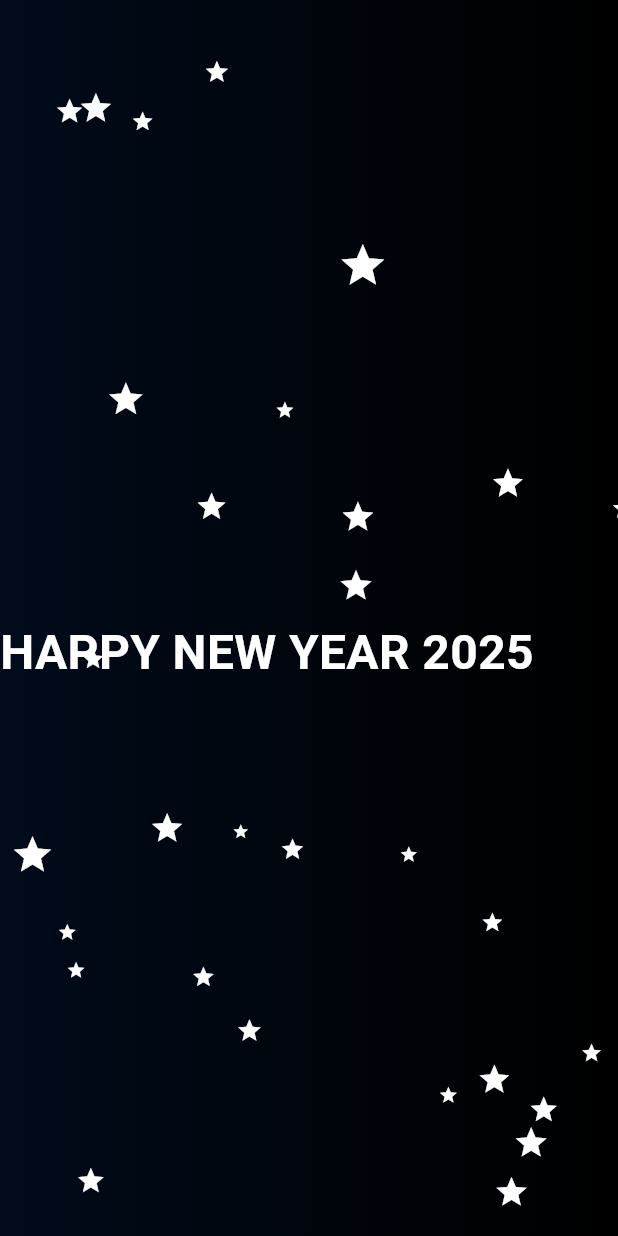
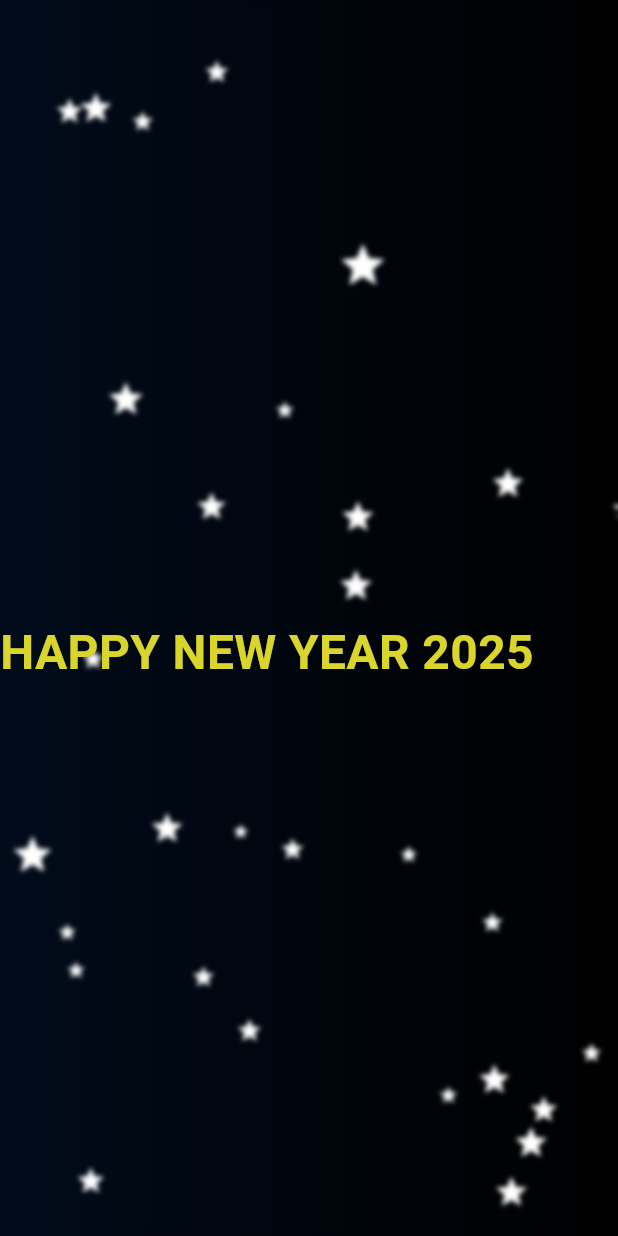
Before and after one commit to ChinmayMangela/flutteranimationpractice, a Flutter app: the screen it shows after launch, on a phone screen of 412 x 824 dp. Run offline on Flutter 3.47's test engine with Material 3 defaults, Android fonts, the phone set to English and light mode, and no system bars.

Commit message:
add color animation to the text

```diff
--- a/lib/implicit_animation_examples/new_year_animation/blinking_animation.dart
+++ b/lib/implicit_animation_examples/new_year_animation/blinking_animation.dart
@@ -1,4 +1,5 @@
 import 'dart:math';
+import 'dart:ui';
 
 import 'package:flutter/material.dart';
 import 'package:flutteranimationpractice/implicit_animation_examples/new_year_animation/animated_star.dart';
@@ -14,12 +15,36 @@ class BlinkingAnimation extends StatefulWidget {
 class _BlinkingAnimationState extends State<BlinkingAnimation>
     with TickerProviderStateMixin {
   late AnimationController _animationController;
+  late AnimationController _colorAnimationController;
   late List<AnimationController> _starAnimationControllers;
   late Animation<double> _blinkAnimation;
   late Animation<Offset> _slidingTextAnimation;
   late Animation<double> _opacityAnimation;
+  late Animation<Color?> _textColorAnimation;
   final int _starsCount = 30;
   final _random = Random();
+
+  List<Color> colors = [
+    Colors.red,
+    Colors.green,
+    Colors.blue,
+    Colors.yellow,
+    Colors.orange,
+    Colors.purple,
+    Colors.cyan,
+    Colors.teal,
+    Colors.indigo,
+    Colors.brown,
+    Colors.pink,
+    Colors.grey,
+    Colors.amber,
+    Colors.lime,
+    Colors.deepOrange,
+    Colors.deepPurple,
+    Colors.lightBlue,
+    Colors.lightGreen,
+    Colors.blueGrey,
+  ];
 
   @override
   void initState() {
@@ -42,8 +67,6 @@ class _BlinkingAnimationState extends State<BlinkingAnimation>
       )..repeat(reverse: true);
     });
 
-
-
     _opacityAnimation = Tween<double>(
       begin: 0.0,
       end: 1.0,
@@ -53,6 +76,37 @@ class _BlinkingAnimationState extends State<BlinkingAnimation>
         curve: Curves.easeInOut,
       ),
     );
+
+    _colorAnimationController = AnimationController(
+      vsync: this,
+      duration: const Duration(milliseconds: 3400),
+    )..repeat();
+
+    //animation responsible for text-color
+    _textColorAnimation = TweenSequence<Color?>(
+      List.generate(
+        colors.length - 1,
+        (index) {
+          return TweenSequenceItem<Color?>(
+              tween: ColorTween(begin: colors[index], end: colors[index + 1]),
+              weight: 1.0);
+        },
+      ),
+    ).animate(
+      CurvedAnimation(
+        parent: _colorAnimationController,
+        curve: Curves.linearToEaseOut,
+      ),
+    );
+  }
+
+  @override
+  void dispose() {
+    super.dispose();
+    _animationController.dispose();
+    for (AnimationController controller in _starAnimationControllers) {
+      controller.dispose();
+    }
   }
 
   @override
@@ -94,10 +148,16 @@ class _BlinkingAnimationState extends State<BlinkingAnimation>
             size: randomSize.toDouble(),
           );
         }),
+        BackdropFilter(
+          filter: ImageFilter.blur(sigmaX: 1.7, sigmaY: 1.7),
+          child: Container(color: Colors.transparent),
+        ),
         TextAnimation(
           animationController: _animationController,
           textAnimation: _slidingTextAnimation,
           opacityAnimation: _opacityAnimation,
+          textColorAnimation: _textColorAnimation,
+          colorAnimationController: _colorAnimationController,
         ),
       ],
     );
--- a/lib/implicit_animation_examples/new_year_animation/text_animation.dart
+++ b/lib/implicit_animation_examples/new_year_animation/text_animation.dart
@@ -4,13 +4,17 @@ class TextAnimation extends StatelessWidget {
   const TextAnimation({
     super.key,
     required this.animationController,
+    required this.colorAnimationController,
     required this.textAnimation,
     required this.opacityAnimation,
+    required this.textColorAnimation,
   });
 
   final AnimationController animationController;
+  final AnimationController colorAnimationController;
   final Animation<Offset> textAnimation;
   final Animation<double> opacityAnimation;
+  final Animation<Color?> textColorAnimation;
 
   @override
   Widget build(BuildContext context) {
@@ -21,11 +25,13 @@ class TextAnimation extends StatelessWidget {
           offset: textAnimation.value,
           child: FadeTransition(
             opacity: opacityAnimation,
-            child: const Text('HAPPY NEW YEAR 2025',  style: TextStyle(
-              color: Colors.white, // Ensure the text is visible
-              fontSize: 32,
-              fontWeight: FontWeight.bold,
-            ),),
+            child: AnimatedBuilder(animation: colorAnimationController, builder: (context, child) {
+              return Text('HAPPY NEW YEAR 2025',  style: TextStyle(
+                color: textColorAnimation.value,
+                fontSize: 32,
+                fontWeight: FontWeight.bold,
+              ),);
+            }),
           ),
         );
       },
```
